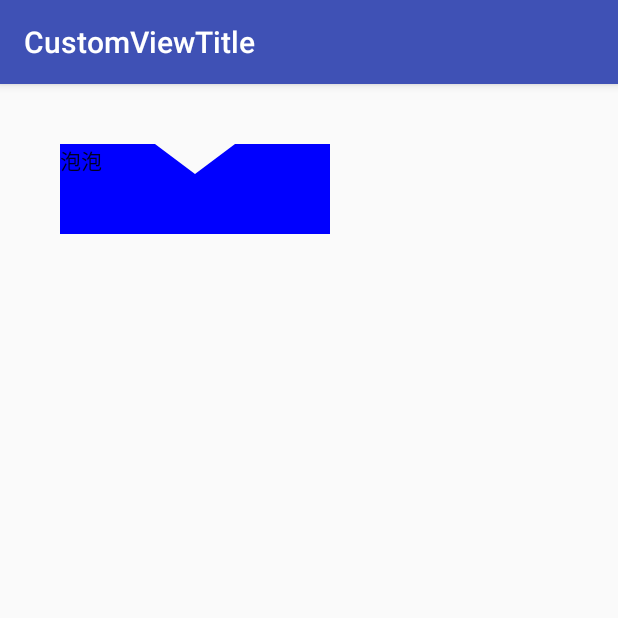
After one commit to LiuLei0571/customView, an Android app: the BubbleActivity screen opened directly, with no data from a screen before it, on a phone screen of 412 x 824 dp, the top half of it. The commit adds this screen. Run offline under Robolectric (Android 15) with nearby library versions, the phone set to English and light mode, and no system bars.

Commit message:
移入泡泡视图

```diff
--- a/app/build.gradle
+++ b/app/build.gradle
@@ -2,7 +2,7 @@ apply plugin: 'com.android.application'
 
 android {
     compileSdkVersion 23
-    buildToolsVersion '23.0.1'
+    buildToolsVersion '25.0.0'
 
     defaultConfig {
         applicationId "com.example.john.customviewtitle"
--- a/app/src/main/AndroidManifest.xml
+++ b/app/src/main/AndroidManifest.xml
@@ -60,6 +60,7 @@
         <activity android:name="com.example.john.activity.RoundImageActivity" />
         <activity android:name="com.example.john.activity.TextWithImageActivity" />
         <activity android:name="com.example.john.activity.TouchSubActivity" />
+        <activity android:name="com.example.john.activity.BubbleActivity"/>
     </application>
 
 </manifest>
--- /dev/null
+++ b/app/src/main/java/com/example/john/activity/BubbleActivity.java
@@ -0,0 +1,22 @@
+package com.example.john.activity;
+
+import android.os.Bundle;
+import android.support.annotation.Nullable;
+import android.support.v7.app.AppCompatActivity;
+
+import com.example.john.customviewtitle.R;
+
+/**
+ * 用途：
+ * 作者：Created by liulei on 17/9/18.
+ * 邮箱：liulei2@aixuedai.com
+ */
+
+
+public class BubbleActivity extends AppCompatActivity {
+    @Override
+    protected void onCreate(@Nullable Bundle savedInstanceState) {
+        super.onCreate(savedInstanceState);
+        setContentView(R.layout.activity_bubble);
+    }
+}
--- a/app/src/main/java/com/example/john/activity/ContactActivity.java
+++ b/app/src/main/java/com/example/john/activity/ContactActivity.java
@@ -3,7 +3,6 @@ package com.example.john.activity;
 import android.app.Activity;
 import android.content.ContentValues;
 import android.os.Bundle;
-import android.util.Log;
 import android.view.View;
 import android.widget.Button;
 import android.widget.EditText;
--- a/app/src/main/java/com/example/john/activity/MainActivity.java
+++ b/app/src/main/java/com/example/john/activity/MainActivity.java
@@ -153,5 +153,12 @@ public class MainActivity extends Activity {
 
             }
         });
+        findViewById(R.id.btn_bubble).setOnClickListener(new View.OnClickListener() {
+            @Override
+            public void onClick(View view) {
+                startActivity(new Intent(MainActivity.this, BubbleActivity.class));
+
+            }
+        });
     }
 }
--- /dev/null
+++ b/app/src/main/java/com/example/join/util/bubble/BubbleDrawabe.java
@@ -0,0 +1,71 @@
+package com.example.join.util.bubble;
+
+import android.graphics.Canvas;
+import android.graphics.Color;
+import android.graphics.ColorFilter;
+import android.graphics.Paint;
+import android.graphics.Path;
+import android.graphics.PixelFormat;
+import android.graphics.RectF;
+import android.graphics.drawable.Drawable;
+import android.support.annotation.IntRange;
+import android.support.annotation.NonNull;
+import android.support.annotation.Nullable;
+
+/**
+ * 用途：
+ * 作者：Created by liulei on 17/9/18.
+ * 邮箱：liulei2@aixuedai.com
+ */
+
+
+public class BubbleDrawabe extends Drawable {
+    private Paint mPaint = new Paint(Paint.ANTI_ALIAS_FLAG);
+    private RectF mRectf;
+    private float mArrawWidth = 80;
+    private float mArrowHeight = 30;
+    private float mArrowPosition;
+    private int bubbleColor = Color.BLUE;
+    private float mRadius = 20;
+    private Path mPath = new Path();
+
+    public void setRectf(RectF rectf) {
+        mRectf = rectf;
+    }
+
+    @Override
+    public void draw(@NonNull Canvas canvas) {
+        setUp(canvas);
+    }
+
+
+    @Override
+    public void setAlpha(@IntRange(from = 0, to = 255) int i) {
+        mPaint.setAlpha(i);
+    }
+
+    @Override
+    public void setColorFilter(@Nullable ColorFilter colorFilter) {
+        mPaint.setColorFilter(colorFilter);
+    }
+
+    @Override
+    public int getOpacity() {
+        return PixelFormat.TRANSLUCENT;
+    }
+
+    private void setUp(Canvas canvas) {
+        mPaint.setColor(bubbleColor);
+        mArrowPosition = (mRectf.right - mRectf.left) / 2 - mArrawWidth / 2;
+        mPath.moveTo(mRectf.left, mRectf.top);
+        mPath.lineTo(mRectf.left + mArrowPosition, mRectf.top);
+        mPath.lineTo(mRectf.left + mArrowPosition + mArrawWidth / 2, mRectf.top + mArrowHeight);
+        mPath.lineTo(mRectf.left + mArrowPosition + mArrawWidth, mRectf.top);
+        mPath.lineTo(mRectf.right, mRectf.top);
+        mPath.lineTo(mRectf.right, mRectf.bottom);
+        mPath.lineTo(mRectf.left, mRectf.bottom);
+        mPath.lineTo(mRectf.left, mRectf.top);
+        mPath.close();
+        canvas.drawPath(mPath,mPaint);
+    }
+}
--- a/app/src/main/java/com/example/join/util/BubbleText.java
+++ b/app/src/main/java/com/example/join/util/bubble/BubbleText.java
@@ -1,8 +1,9 @@
-package com.example.join.util;
+package com.example.join.util.bubble;
 
 import android.content.Context;
 import android.graphics.Canvas;
-import android.graphics.drawable.Drawable;
+import android.graphics.Paint;
+import android.graphics.RectF;
 import android.support.annotation.Nullable;
 import android.support.v7.widget.AppCompatTextView;
 import android.util.AttributeSet;
@@ -16,7 +17,10 @@ import android.util.AttributeSet;
 
 public class BubbleText extends AppCompatTextView {
     Context mContext;
-    Drawable mDrawabe;
+    BubbleDrawabe mDrawabe;
+    RectF mRecf;
+    Paint mPaint = new Paint(Paint.ANTI_ALIAS_FLAG);
+
     public BubbleText(Context context) {
         super(context, null);
     }
@@ -45,6 +49,26 @@ public class BubbleText extends AppCompatTextView {
     }
 
     @Override
+    public void layout(int l, int t, int r, int b) {
+        super.layout(l, t, r, b);
+        setUp();
+    }
+
+    private void setUp() {
+        setUp(getWidth(), getHeight());
+    }
+
+    private void setUp(int width, int height) {
+        setUp(0, width, 0, height);
+    }
+
+    private void setUp(int left, int right, int top, int bottom) {
+        mRecf = new RectF(left, top, right, bottom);
+        mDrawabe = new BubbleDrawabe();
+        mDrawabe.setRectf(mRecf);
+    }
+
+    @Override
     protected void onDraw(Canvas canvas) {
         if (mDrawabe != null) {
             mDrawabe.draw(canvas);
--- /dev/null
+++ b/app/src/main/res/layout/activity_bubble.xml
@@ -0,0 +1,12 @@
+<?xml version="1.0" encoding="utf-8"?>
+<LinearLayout xmlns:android="http://schemas.android.com/apk/res/android"
+              android:layout_width="match_parent"
+              android:layout_height="match_parent"
+              android:layout_margin="40dp"
+              android:orientation="vertical">
+
+    <com.example.join.util.bubble.BubbleText
+        android:layout_width="180dp"
+        android:layout_height="60dp"
+        android:text="泡泡"/>
+</LinearLayout>
--- a/app/src/main/res/layout/activity_main.xml
+++ b/app/src/main/res/layout/activity_main.xml
@@ -120,6 +120,11 @@
                 android:layout_width="match_parent"
                 android:layout_height="wrap_content"
                 android:text="viewgroup的触控" />
+            <Button
+                android:id="@+id/btn_bubble"
+                android:layout_width="match_parent"
+                android:layout_height="wrap_content"
+                android:text="泡泡视图" />
         </LinearLayout>
     </LinearLayout>
 </ScrollView>
--- a/build.gradle
+++ b/build.gradle
@@ -5,7 +5,7 @@ buildscript {
         jcenter()
     }
     dependencies {
-        classpath 'com.android.tools.build:gradle:2.0.0'
+        classpath 'com.android.tools.build:gradle:2.3.3'
 
         // NOTE: Do not place your application dependencies here; they belong
         // in the individual module build.gradle files
```
Also changed, not shown: gradle/wrapper/gradle-wrapper.properties, 1 other file.
